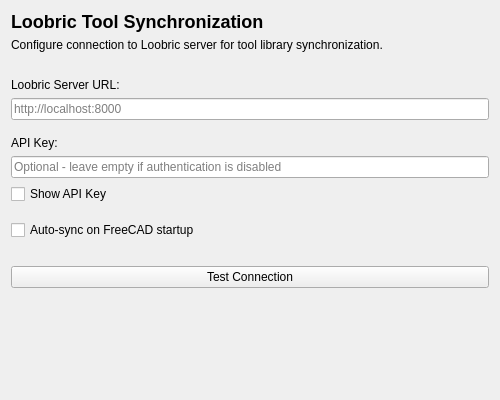
Old version of the form freecad/Loobric/LoobricPreferences.ui in the repository loobric/smooth-freecad.
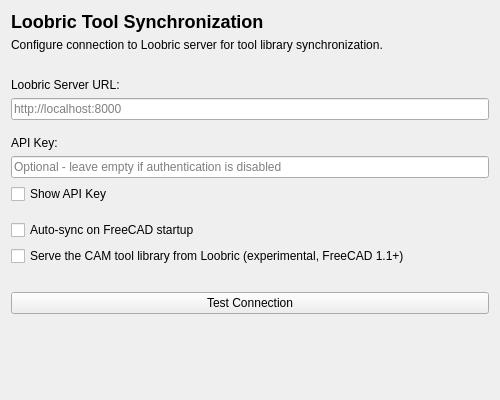
New version of the form.

Commit message: Non-blocking store activation; the toolbar button shows sync status (0.6.2)

The edit to the form file:
```diff
--- a/freecad/Loobric/LoobricPreferences.ui
+++ b/freecad/Loobric/LoobricPreferences.ui
@@ -127,6 +127,16 @@
      </property>
     </widget>
    </item>
+   <item>
+    <widget class="QCheckBox" name="assetStoreCheckbox">
+     <property name="text">
+      <string>Serve the CAM tool library from Loobric (experimental, FreeCAD 1.1+)</string>
+     </property>
+     <property name="toolTip">
+      <string>Asset store mode: FreeCAD's own tool library dock and editors show and edit server-backed tools, synced invisibly in the background through a local mirror (works offline). Activates when the CAM workbench is opened.</string>
+     </property>
+    </widget>
+   </item>
    <item>
     <spacer name="verticalSpacer_4">
      <property name="orientation">
```
The commit also changes 29 other files.
